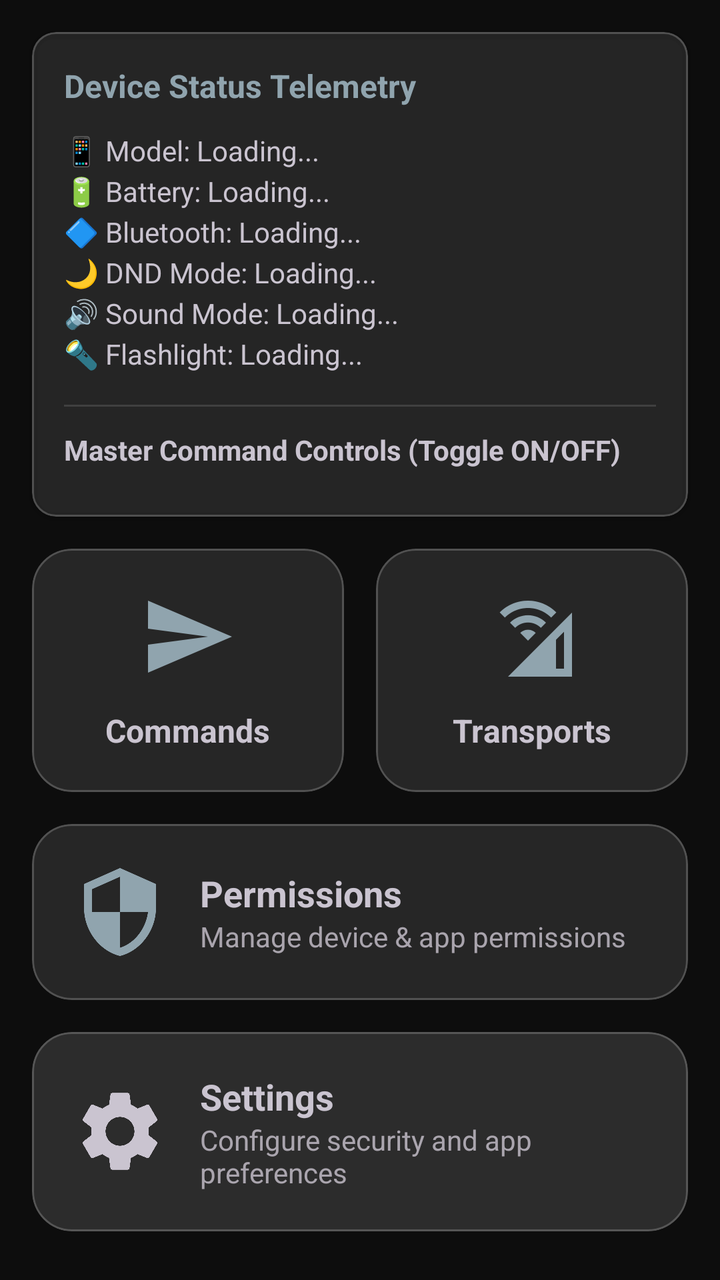
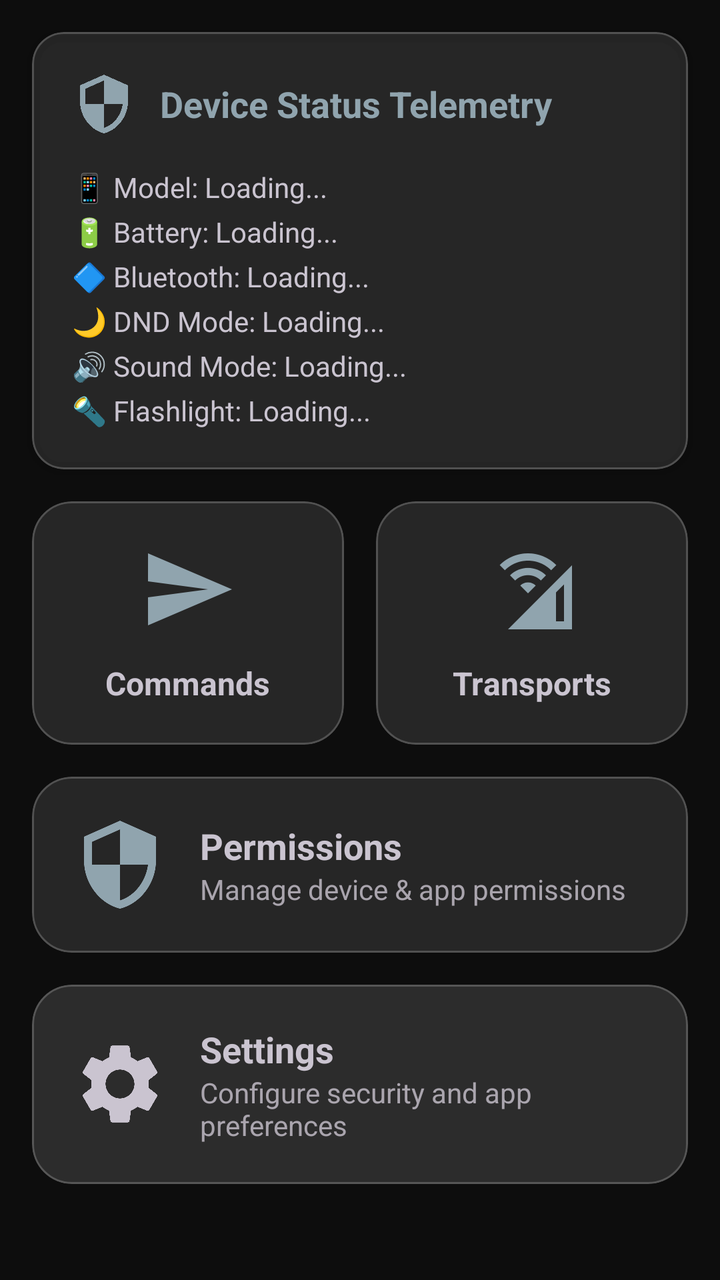

The first picture is an Android layout as it rendered before a commit; the second is the same layout after the commit. The layout source and the unified diff follow.
<!-- AndroidManifest.xml: application theme Theme.Veto -->
<!-- res/layout/fragment_main_page.xml -->
<?xml version="1.0" encoding="utf-8"?>
<ScrollView xmlns:android="http://schemas.android.com/apk/res/android"
    xmlns:app="http://schemas.android.com/apk/res-auto"
    android:layout_width="match_parent"
    android:layout_height="match_parent"
    android:clipToPadding="false"
    android:paddingBottom="16dp">

    <GridLayout
        android:layout_width="match_parent"
        android:layout_height="wrap_content"
        android:columnCount="2"
        android:padding="8dp"
        android:useDefaultMargins="true">

        
        <com.google.android.material.card.MaterialCardView
            android:id="@+id/card_device_info"
            android:layout_width="match_parent"
            android:layout_height="wrap_content"
            android:layout_columnSpan="2"
            android:layout_margin="8dp"
            app:cardElevation="2dp"
            app:cardCornerRadius="12dp">

            <LinearLayout
                android:layout_width="match_parent"
                android:layout_height="wrap_content"
                android:orientation="vertical"
                android:padding="16dp">

                <TextView
                    android:layout_width="wrap_content"
                    android:layout_height="wrap_content"
                    android:text="Device Status Telemetry"
                    android:textColor="?attr/colorPrimary"
                    android:textSize="16sp"
                    android:textStyle="bold"
                    android:layout_marginBottom="12dp" />

                <TextView
                    android:id="@+id/tvDeviceDetails"
                    android:layout_width="match_parent"
                    android:layout_height="wrap_content"
                    android:text="📱 Model: Loading...\n🔋 Battery: Loading...\n🔷 Bluetooth: Loading...\n🌙 DND Mode: Loading...\n🔊 Sound Mode: Loading...\n🔦 Flashlight: Loading..."
                    android:textColor="?attr/colorOnSurfaceVariant"
                    android:textSize="14sp"
                    android:lineSpacingExtra="4dp"
                    android:layout_marginBottom="16dp" />

                <View
                    android:layout_width="match_parent"
                    android:layout_height="1dp"
                    android:background="?android:attr/listDivider"
                    android:layout_marginBottom="12dp" />

                <TextView
                    android:layout_width="wrap_content"
                    android:layout_height="wrap_content"
                    android:text="Master Command Controls (Toggle ON/OFF)"
                    android:textSize="14sp"
                    android:textStyle="bold"
                    android:layout_marginBottom="8dp" />

                <LinearLayout
                    android:id="@+id/layout_command_switches"
                    android:layout_width="match_parent"
                    android:layout_height="wrap_content"
                    android:orientation="vertical" />
            </LinearLayout>
        </com.google.android.material.card.MaterialCardView>

        
        <com.google.android.material.card.MaterialCardView
            android:id="@+id/card_commands"
            android:layout_width="0dp"
            android:layout_height="wrap_content"
            android:layout_columnWeight="1"
            android:layout_margin="8dp">

            <LinearLayout
                android:layout_width="match_parent"
                android:layout_height="wrap_content"
                android:orientation="vertical"
                android:padding="20dp"
                android:gravity="center">

                <ImageView
                    android:layout_width="48dp"
                    android:layout_height="48dp"
                    android:src="@drawable/ic_send"
                    app:tint="?attr/colorPrimary" />

                <TextView
                    android:layout_width="wrap_content"
                    android:layout_height="wrap_content"
                    android:layout_marginTop="12dp"
                    android:text="Commands"
                    android:textSize="16sp"
                    android:textStyle="bold" />
            </LinearLayout>
        </com.google.android.material.card.MaterialCardView>

        
        <com.google.android.material.card.MaterialCardView
            android:id="@+id/card_transport_channels"
            android:layout_width="0dp"
            android:layout_height="wrap_content"
            android:layout_columnWeight="1"
            android:layout_margin="8dp">

            <LinearLayout
                android:layout_width="match_parent"
                android:layout_height="wrap_content"
                android:orientation="vertical"
                android:padding="20dp"
                android:gravity="center">

                <ImageView
                    android:layout_width="48dp"
                    android:layout_height="48dp"
                    android:src="@drawable/ic_cell_wifi"
                    app:tint="?attr/colorPrimary" />

                <TextView
                    android:layout_width="wrap_content"
                    android:layout_height="wrap_content"
                    android:layout_marginTop="12dp"
                    android:text="Transports"
                    android:textSize="16sp"
                    android:textStyle="bold" />
            </LinearLayout>
        </com.google.android.material.card.MaterialCardView>

        
        <com.google.android.material.card.MaterialCardView
            android:id="@+id/card_permission_manager"
            android:layout_width="match_parent"
            android:layout_height="wrap_content"
            android:layout_columnSpan="2"
            android:layout_margin="8dp">

            <LinearLayout
                android:layout_width="match_parent"
                android:layout_height="wrap_content"
                android:orientation="horizontal"
                android:padding="20dp"
                android:gravity="center_vertical">

                <ImageView
                    android:layout_width="48dp"
                    android:layout_height="48dp"
                    android:src="@drawable/ic_security"
                    app:tint="?attr/colorPrimary" />

                <LinearLayout
                    android:layout_width="match_parent"
                    android:layout_height="wrap_content"
                    android:orientation="vertical"
                    android:layout_marginStart="16dp">
                    <TextView
                        android:layout_width="wrap_content"
                        android:layout_height="wrap_content"
                        android:text="Permissions"
                        android:textSize="18sp"
                        android:textStyle="bold" />
                    <TextView
                        android:layout_width="wrap_content"
                        android:layout_height="wrap_content"
                        android:text="Manage device &amp; app permissions"
                        android:textColor="?attr/colorOnSurfaceVariant"
                        android:alpha="0.8"
                        android:textSize="14sp" />
                </LinearLayout>
            </LinearLayout>
        </com.google.android.material.card.MaterialCardView>

        
        <com.google.android.material.card.MaterialCardView
            android:id="@+id/card_settings"
            android:layout_width="match_parent"
            android:layout_height="wrap_content"
            android:layout_columnSpan="2"
            android:layout_margin="8dp"
            app:cardBackgroundColor="?attr/colorSurfaceVariant">

            <LinearLayout
                android:layout_width="match_parent"
                android:layout_height="wrap_content"
                android:orientation="horizontal"
                android:padding="20dp"
                android:gravity="center_vertical">

                <ImageView
                    android:layout_width="48dp"
                    android:layout_height="48dp"
                    android:src="@drawable/ic_settings"
                    app:tint="?attr/colorOnSurfaceVariant" />

                <LinearLayout
                    android:layout_width="match_parent"
                    android:layout_height="wrap_content"
                    android:orientation="vertical"
                    android:layout_marginStart="16dp">
                    <TextView
                        android:layout_width="wrap_content"
                        android:layout_height="wrap_content"
                        android:text="Settings"
                        android:textSize="18sp"
                        android:textColor="?attr/colorOnSurfaceVariant"
                        android:textStyle="bold" />
                    <TextView
                        android:layout_width="wrap_content"
                        android:layout_height="wrap_content"
                        android:text="Configure security and app preferences"
                        android:textColor="?attr/colorOnSurfaceVariant"
                        android:alpha="0.8"
                        android:textSize="14sp" />
                </LinearLayout>
            </LinearLayout>
        </com.google.android.material.card.MaterialCardView>

    </GridLayout>
</ScrollView>
<!-- resources referenced by this layout -->
<resources>
  <!-- drawable ic_security (drawable) -->
  <vector android:height="24dp" android:tint="#000000"
      android:viewportHeight="24" android:viewportWidth="24"
      android:width="24dp" xmlns:android="http://schemas.android.com/apk/res/android">
      <path android:fillColor="@android:color/white" android:pathData="M12,1L3,5v6c0,5.55 3.84,10.74 9,12 5.16,-1.26 9,-6.45 9,-12L21,5l-9,-4zM12,11.99h7c-0.53,4.12 -3.28,7.79 -7,8.94L12,12L5,12L5,6.3l7,-3.11v8.8z"/>
  </vector>
  <!-- drawable ic_send (drawable) -->
  <vector xmlns:android="http://schemas.android.com/apk/res/android" android:autoMirrored="true" android:height="24dp" android:tint="#000000" android:viewportHeight="24" android:viewportWidth="24" android:width="24dp">
  
      <path android:fillColor="@android:color/white" android:pathData="M2.01,21L23,12 2.01,3 2,10l15,2 -15,2z"/>
  
  </vector>
  <style name="Theme.Veto" parent="AppTheme" />
  <color name="colorIcon">#CFD8DC</color>
  <!-- drawable bg (drawable) -->
  <?xml version="1.0" encoding="utf-8"?>
  <layer-list xmlns:android="http://schemas.android.com/apk/res/android">
      <item>
          <bitmap 
              android:src="@drawable/bg_image" 
              android:gravity="fill" 
              android:filter="true" />
      </item>
      <item>
          <shape>
              <solid android:color="#A0000000" />
          </shape>
      </item>
  </layer-list>
  <color name="md_theme_primary">#90A4AE</color>
  <color name="md_theme_onPrimary">#000000</color>
  <color name="md_theme_primaryContainer">#37474F</color>
  <color name="md_theme_onPrimaryContainer">#CFD8DC</color>
  <color name="md_theme_secondary">#B0BEC5</color>
  <color name="md_theme_onSecondary">#000000</color>
  <color name="md_theme_secondaryContainer">#455A64</color>
  <color name="md_theme_onSecondaryContainer">#ECEFF1</color>
  <color name="md_theme_tertiary">#78909C</color>
  <color name="md_theme_onTertiary">#000000</color>
  <color name="md_theme_tertiaryContainer">#263238</color>
  <color name="md_theme_onTertiaryContainer">#CFD8DC</color>
  <color name="md_theme_error">#FFB4AB</color>
  <color name="md_theme_onError">#690005</color>
  <color name="md_theme_errorContainer">#93000A</color>
  <color name="md_theme_onErrorContainer">#FFDAD6</color>
  <color name="md_theme_background">#121212</color>
  <color name="md_theme_onBackground">#E6E1E5</color>
  <color name="md_theme_surface">#1A1A1A</color>
  <color name="md_theme_onSurface">#E6E1E5</color>
  <color name="md_theme_surfaceVariant">#2C2C2C</color>
  <color name="md_theme_onSurfaceVariant">#CAC4D0</color>
  <color name="md_theme_outline">#808080</color>
  <color name="md_theme_outlineVariant">#494949</color>
  <color name="md_theme_inverseSurface">#E6E1E5</color>
  <color name="md_theme_inverseOnSurface">#313033</color>
  <color name="md_theme_inversePrimary">#37474F</color>
  <style name="Widget.LCLD.GlassCard" parent="Widget.Material3.CardView.Elevated">
          <item name="cardBackgroundColor">@color/glass_white</item>
          <item name="cardElevation">0dp</item>
          <item name="shapeAppearanceOverlay">@style/ShapeAppearance.LCLD.GlassCard</item>
          <item name="strokeColor">@color/glass_stroke</item>
          <item name="strokeWidth">1dp</item>
      </style>
  <color name="glass_white">#1AFFFFFF</color>
  <style name="ShapeAppearance.LCLD.GlassCard" parent="ShapeAppearance.Material3.MediumComponent">
          <item name="cornerSize">20dp</item>
      </style>
  <color name="glass_stroke">#33FFFFFF</color>
  <!-- unchanged entries left out for length: 4 -->
</resources>

<!-- the commit's change to res/layout/fragment_main_page.xml (unified diff, before → after) -->
@@ -20,23 +20,37 @@
             android:layout_height="wrap_content"
             android:layout_columnSpan="2"
             android:layout_margin="8dp"
-            app:cardElevation="2dp"
-            app:cardCornerRadius="12dp">
+            app:cardElevation="3dp"
+            app:cardCornerRadius="16dp">
 
             <LinearLayout
                 android:layout_width="match_parent"
                 android:layout_height="wrap_content"
                 android:orientation="vertical"
-                android:padding="16dp">
-
-                <TextView
-                    android:layout_width="wrap_content"
-                    android:layout_height="wrap_content"
-                    android:text="Device Status Telemetry"
-                    android:textColor="?attr/colorPrimary"
-                    android:textSize="16sp"
-                    android:textStyle="bold"
-                    android:layout_marginBottom="12dp" />
+                android:padding="20dp">
+
+                <LinearLayout
+                    android:layout_width="match_parent"
+                    android:layout_height="wrap_content"
+                    android:orientation="horizontal"
+                    android:gravity="center_vertical"
+                    android:layout_marginBottom="16dp">
+
+                    <ImageView
+                        android:layout_width="32dp"
+                        android:layout_height="32dp"
+                        android:src="@drawable/ic_security"
+                        app:tint="?attr/colorPrimary" />
+
+                    <TextView
+                        android:layout_width="wrap_content"
+                        android:layout_height="wrap_content"
+                        android:layout_marginStart="12dp"
+                        android:text="Device Status Telemetry"
+                        android:textColor="?attr/colorPrimary"
+                        android:textSize="18sp"
+                        android:textStyle="bold" />
+                </LinearLayout>
 
                 <TextView
                     android:id="@+id/tvDeviceDetails"
@@ -45,28 +59,7 @@
                     android:text="📱 Model: Loading...\n🔋 Battery: Loading...\n🔷 Bluetooth: Loading...\n🌙 DND Mode: Loading...\n🔊 Sound Mode: Loading...\n🔦 Flashlight: Loading..."
                     android:textColor="?attr/colorOnSurfaceVariant"
                     android:textSize="14sp"
-                    android:lineSpacingExtra="4dp"
-                    android:layout_marginBottom="16dp" />
-
-                <View
-                    android:layout_width="match_parent"
-                    android:layout_height="1dp"
-                    android:background="?android:attr/listDivider"
-                    android:layout_marginBottom="12dp" />
-
-                <TextView
-                    android:layout_width="wrap_content"
-                    android:layout_height="wrap_content"
-                    android:text="Master Command Controls (Toggle ON/OFF)"
-                    android:textSize="14sp"
-                    android:textStyle="bold"
-                    android:layout_marginBottom="8dp" />
-
-                <LinearLayout
-                    android:id="@+id/layout_command_switches"
-                    android:layout_width="match_parent"
-                    android:layout_height="wrap_content"
-                    android:orientation="vertical" />
+                    android:lineSpacingExtra="6dp" />
             </LinearLayout>
         </com.google.android.material.card.MaterialCardView>
 
